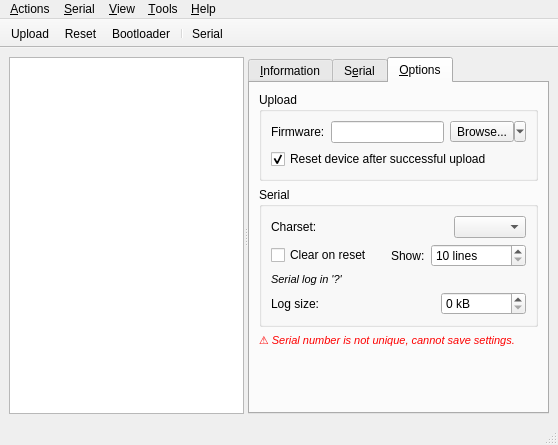
Old version of the form src/tycommander/main_window.ui in the repository Koromix/tytools.
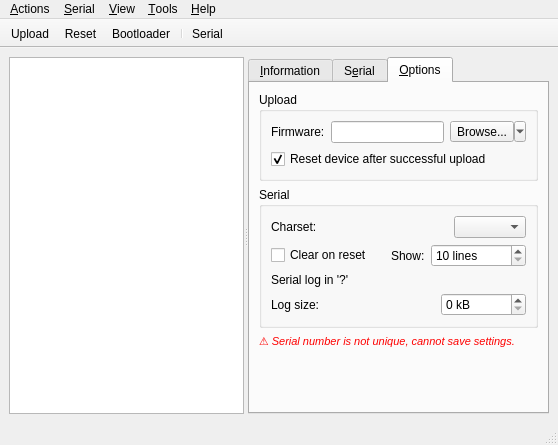
New version of the form. The open tabs and pages were chosen to show the change. Icons and pictures are not drawn. Custom widgets are drawn as their Qt base class.

Commit message: Show log filename with native separators in Options tab

```diff
--- a/src/tycommander/main_window.ui
+++ b/src/tycommander/main_window.ui
@@ -432,12 +432,6 @@
                 <verstretch>0</verstretch>
                </sizepolicy>
               </property>
-              <property name="font">
-               <font>
-                <pointsize>8</pointsize>
-                <italic>true</italic>
-               </font>
-              </property>
               <property name="text">
                <string notr="true">Serial log in '?'</string>
               </property>
```
The commit also changes 1 other file.
